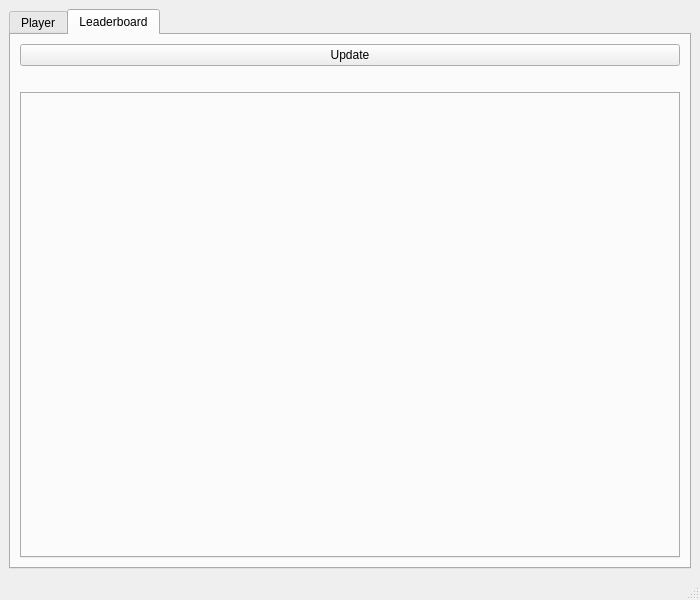
Old version of the form src/interface/main_window.ui in the repository afmdiazh/Chess-Dot-Py.
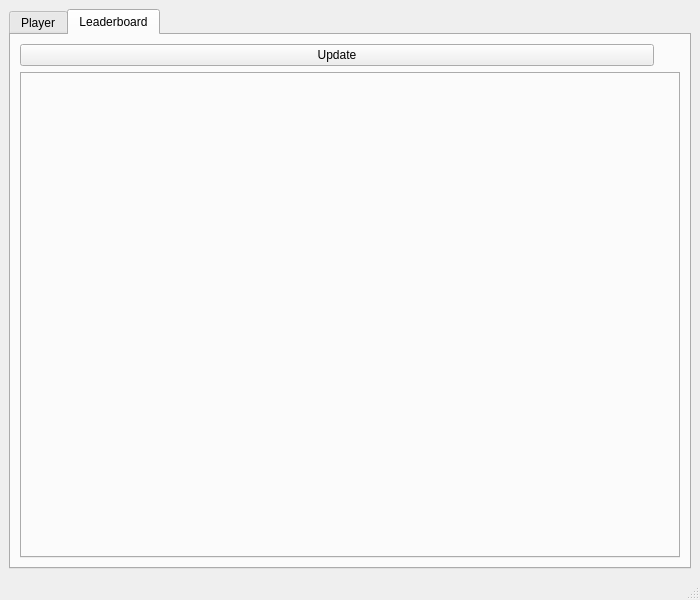
New version of the form. The open tabs and pages were chosen to show the change. Icons and pictures are not drawn.

Commit message: Implemented leaderboard loading icon

Diff of the .ui file:
```diff
--- a/src/interface/main_window.ui
+++ b/src/interface/main_window.ui
@@ -1525,14 +1525,7 @@
           <string>Leaderboard</string>
          </attribute>
          <layout class="QGridLayout" name="gridLayout_6">
-          <item row="0" column="0">
-           <widget class="QPushButton" name="pushButtonLBUpdate">
-            <property name="text">
-             <string>Update</string>
-            </property>
-           </widget>
-          </item>
-          <item row="2" column="0">
+          <item row="3" column="0">
            <widget class="QTabWidget" name="tabWidgetLeaderboard">
             <property name="elideMode">
              <enum>Qt::ElideNone</enum>
@@ -1546,10 +1539,25 @@
            </widget>
           </item>
           <item row="1" column="0">
-           <widget class="QLabel" name="labelLeaderboard">
+           <layout class="QHBoxLayout" name="horizontalLayoutLeaderboard">
+            <item>
+             <widget class="QPushButton" name="pushButtonLBUpdate">
+              <property name="text">
+               <string>Update</string>
+              </property>
+             </widget>
+            </item>
+            <item>
+             <widget class="QLabel" name="loadingLeaderboard">
             <property name="enabled">
              <bool>true</bool>
             </property>
+              <property name="maximumSize">
+               <size>
+                <width>20</width>
+                <height>20</height>
+               </size>
+              </property>
             <property name="text">
              <string/>
             </property>
@@ -1557,6 +1565,8 @@
              <set>Qt::AlignCenter</set>
             </property>
            </widget>
+            </item>
+           </layout>
           </item>
          </layout>
         </widget>
```
Left out of the diff: 9 changed lines with no effect on the pictures. Lines whose indentation alone changed are shown as unchanged. The commit also changes 3 other files.
